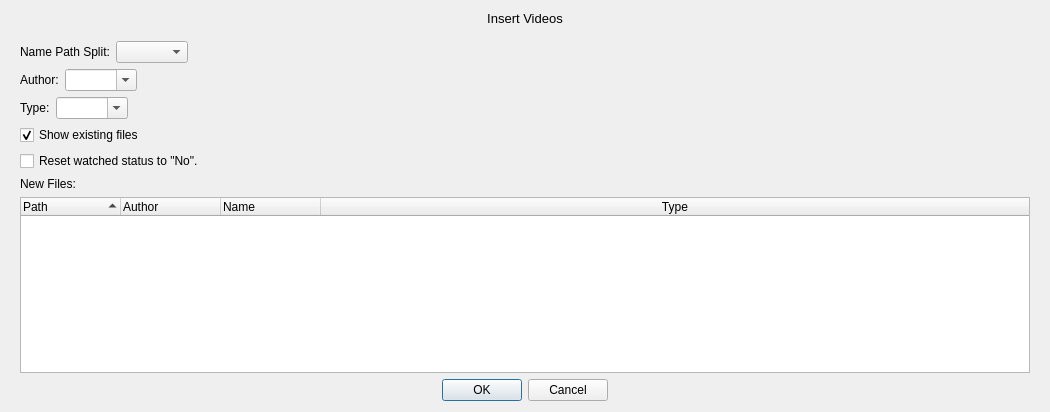
Before: the Qt Designer form MediaManager/src/QtClasses/UI/Form Files/InsertSettingsDialog.ui in PaunescuAndrei/MediaManager, drawn with Qt 5.
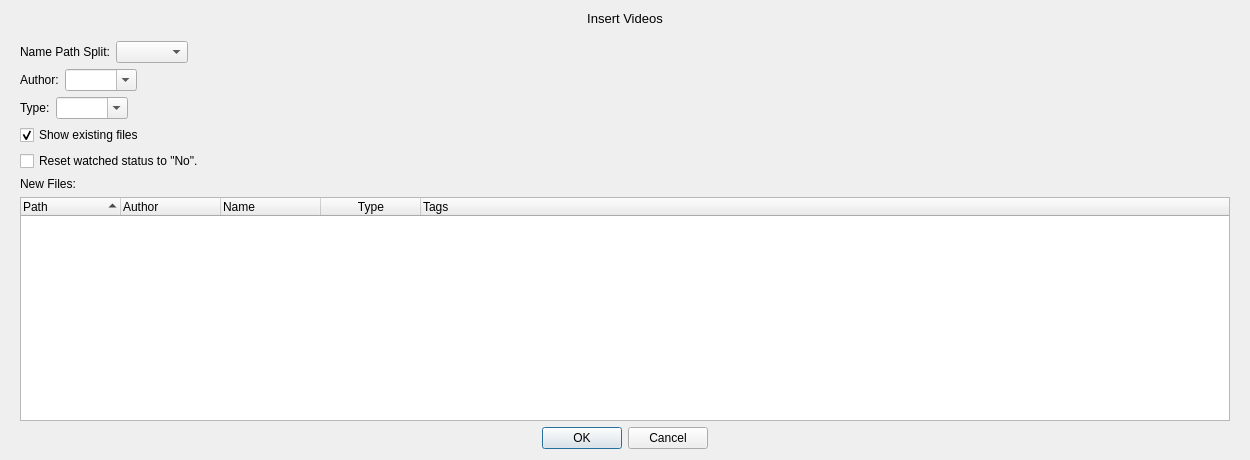
After: the same form once the commit is applied.

Commit message: add per-row editing, tags and preview to insert dialog

What changed in the file:
```diff
--- a/MediaManager/src/QtClasses/UI/Form Files/InsertSettingsDialog.ui
+++ b/MediaManager/src/QtClasses/UI/Form Files/InsertSettingsDialog.ui
@@ -6,8 +6,8 @@
    <rect>
     <x>0</x>
     <y>0</y>
-    <width>1050</width>
-    <height>412</height>
+    <width>1250</width>
+    <height>460</height>
    </rect>
   </property>
   <property name="windowTitle">
@@ -232,6 +232,11 @@
             <set>AlignCenter</set>
            </property>
           </column>
+          <column>
+           <property name="text">
+            <string>Tags</string>
+           </property>
+          </column>
          </widget>
         </item>
        </layout>
```
The commit also changes 6 other files.
